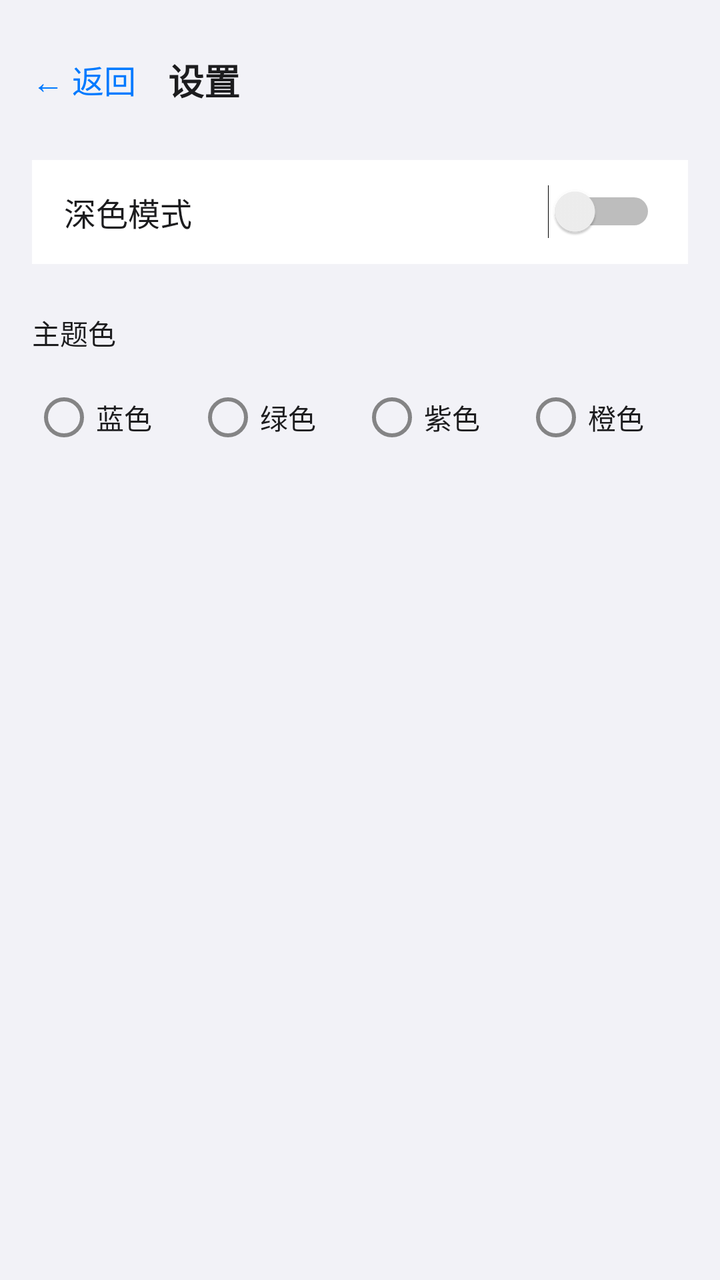
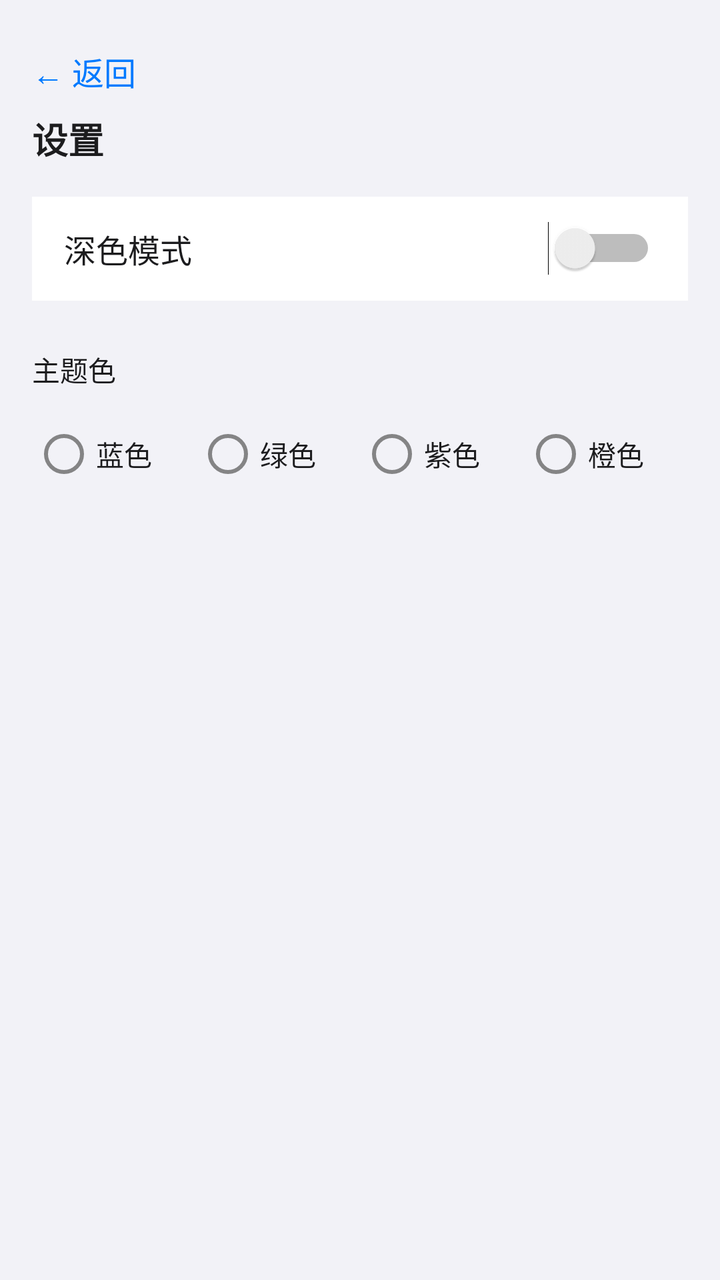

An Android layout rendered at two revisions. The XML below is the earlier revision; the diff shows what the commit changed to produce the second picture.
<!-- AndroidManifest.xml: application theme Theme.TodoApp -->
<!-- res/layout/activity_settings.xml -->
<?xml version="1.0" encoding="utf-8"?>
<LinearLayout xmlns:android="http://schemas.android.com/apk/res/android"
    android:layout_width="match_parent"
    android:layout_height="match_parent"
    android:background="?attr/colorBackground"
    android:orientation="vertical"
    android:padding="16dp">

    
    <LinearLayout
        android:layout_width="match_parent"
        android:layout_height="48dp"
        android:gravity="center_vertical"
        android:orientation="horizontal">

        <TextView
            android:id="@+id/backButton"
            android:layout_width="wrap_content"
            android:layout_height="match_parent"
            android:gravity="center_vertical"
            android:paddingEnd="16dp"
            android:text="← 返回"
            android:textColor="@color/colorPrimary"
            android:textSize="16sp" />

        <TextView
            android:layout_width="wrap_content"
            android:layout_height="wrap_content"
            android:text="设置"
            android:textColor="?attr/colorOnSurface"
            android:textSize="18sp"
            android:textStyle="bold" />
    </LinearLayout>

    
    <LinearLayout
        android:layout_width="match_parent"
        android:layout_height="52dp"
        android:gravity="center_vertical"
        android:orientation="horizontal"
        android:background="?attr/colorSurface"
        android:paddingHorizontal="16dp"
        android:layout_marginTop="16dp">

        <TextView
            android:layout_width="0dp"
            android:layout_height="wrap_content"
            android:layout_weight="1"
            android:text="深色模式"
            android:textColor="?attr/colorOnSurface"
            android:textSize="16sp" />

        <Switch
            android:id="@+id/darkModeSwitch"
            android:layout_width="wrap_content"
            android:layout_height="wrap_content" />
    </LinearLayout>

    
    <TextView
        android:layout_width="wrap_content"
        android:layout_height="wrap_content"
        android:layout_marginTop="24dp"
        android:text="主题色"
        android:textColor="?attr/colorOnSurface"
        android:textSize="14sp" />

    <RadioGroup
        android:id="@+id/themeGroup"
        android:layout_width="match_parent"
        android:layout_height="wrap_content"
        android:layout_marginTop="8dp"
        android:orientation="horizontal">

        <RadioButton
            android:id="@+id/radioBlue"
            android:layout_width="0dp"
            android:layout_height="wrap_content"
            android:layout_weight="1"
            android:text="蓝色"
            android:textColor="?attr/colorOnSurface" />

        <RadioButton
            android:id="@+id/radioGreen"
            android:layout_width="0dp"
            android:layout_height="wrap_content"
            android:layout_weight="1"
            android:text="绿色"
            android:textColor="?attr/colorOnSurface" />

        <RadioButton
            android:id="@+id/radioPurple"
            android:layout_width="0dp"
            android:layout_height="wrap_content"
            android:layout_weight="1"
            android:text="紫色"
            android:textColor="?attr/colorOnSurface" />

        <RadioButton
            android:id="@+id/radioOrange"
            android:layout_width="0dp"
            android:layout_height="wrap_content"
            android:layout_weight="1"
            android:text="橙色"
            android:textColor="?attr/colorOnSurface" />
    </RadioGroup>

</LinearLayout>
<!-- resources referenced by this layout -->
<resources>
  <color name="colorPrimary">#007AFF</color>
  <style name="Theme.TodoApp" parent="Theme.MaterialComponents.Light.NoActionBar">
          <item name="colorPrimary">@color/colorPrimary</item>
          <item name="colorPrimaryVariant">@color/colorPrimaryDark</item>
          <item name="colorOnPrimary">@android:color/white</item>
          <item name="colorSecondary">@color/colorAccent</item>
          <item name="colorBackground">#F2F2F7</item>
          <item name="colorSurface">@android:color/white</item>
          <item name="colorOnSurface">#1C1C1E</item>
          <item name="android:statusBarColor">@android:color/white</item>
          <item name="android:navigationBarColor">@android:color/white</item>
          <item name="android:windowLightStatusBar">true</item>
      </style>
  <color name="colorPrimaryDark">#0066D6</color>
  <color name="colorAccent">#FF9500</color>
</resources>

<!-- the commit's change to res/layout/activity_settings.xml (unified diff, before → after) -->
@@ -1,108 +1,51 @@
 <?xml version="1.0" encoding="utf-8"?>
 <LinearLayout xmlns:android="http://schemas.android.com/apk/res/android"
-    android:layout_width="match_parent"
-    android:layout_height="match_parent"
+    android:layout_width="match_parent" android:layout_height="match_parent"
     android:background="?attr/colorBackground"
-    android:orientation="vertical"
-    android:padding="16dp">
+    android:orientation="vertical" android:padding="16dp">
 
-    
+    <TextView android:id="@+id/backButton"
+        android:layout_width="wrap_content" android:layout_height="40dp"
+        android:gravity="center_vertical"
+        android:text="← 返回" android:textColor="@color/colorPrimary"
+        android:textSize="16sp" />
+
+    <TextView android:layout_width="wrap_content" android:layout_height="wrap_content"
+        android:text="设置" android:textColor="?attr/colorOnSurface"
+        android:textSize="18sp" android:textStyle="bold" />
+
     <LinearLayout
-        android:layout_width="match_parent"
-        android:layout_height="48dp"
-        android:gravity="center_vertical"
-        android:orientation="horizontal">
-
-        <TextView
-            android:id="@+id/backButton"
-            android:layout_width="wrap_content"
-            android:layout_height="match_parent"
-            android:gravity="center_vertical"
-            android:paddingEnd="16dp"
-            android:text="← 返回"
-            android:textColor="@color/colorPrimary"
-            android:textSize="16sp" />
-
-        <TextView
-            android:layout_width="wrap_content"
-            android:layout_height="wrap_content"
-            android:text="设置"
-            android:textColor="?attr/colorOnSurface"
-            android:textSize="18sp"
-            android:textStyle="bold" />
+        android:layout_width="match_parent" android:layout_height="52dp"
+        android:layout_marginTop="16dp"
+        android:gravity="center_vertical" android:orientation="horizontal"
+        android:background="?attr/colorSurface"
+        android:paddingHorizontal="16dp">
+        <TextView android:layout_width="0dp" android:layout_height="wrap_content"
+            android:layout_weight="1" android:text="深色模式"
+            android:textColor="?attr/colorOnSurface" android:textSize="16sp" />
+        <Switch android:id="@+id/darkModeSwitch"
+            android:layout_width="wrap_content" android:layout_height="wrap_content" />
     </LinearLayout>
 
-    
-    <LinearLayout
-        android:layout_width="match_parent"
-        android:layout_height="52dp"
-        android:gravity="center_vertical"
-        android:orientation="horizontal"
-        android:background="?attr/colorSurface"
-        android:paddingHorizontal="16dp"
-        android:layout_marginTop="16dp">
+    <TextView android:layout_width="wrap_content" android:layout_height="wrap_content"
+        android:layout_marginTop="24dp" android:text="主题色"
+        android:textColor="?attr/colorOnSurface" android:textSize="14sp" />
 
-        <TextView
-            android:layout_width="0dp"
-            android:layout_height="wrap_content"
-            android:layout_weight="1"
-            android:text="深色模式"
-            android:textColor="?attr/colorOnSurface"
-            android:textSize="16sp" />
-
-        <Switch
-            android:id="@+id/darkModeSwitch"
-            android:layout_width="wrap_content"
-            android:layout_height="wrap_content" />
-    </LinearLayout>
-
-    
-    <TextView
-        android:layout_width="wrap_content"
-        android:layout_height="wrap_content"
-        android:layout_marginTop="24dp"
-        android:text="主题色"
-        android:textColor="?attr/colorOnSurface"
-        android:textSize="14sp" />
-
-    <RadioGroup
-        android:id="@+id/themeGroup"
-        android:layout_width="match_parent"
-        android:layout_height="wrap_content"
-        android:layout_marginTop="8dp"
-        android:orientation="horizontal">
-
-        <RadioButton
-            android:id="@+id/radioBlue"
-            android:layout_width="0dp"
-            android:layout_height="wrap_content"
-            android:layout_weight="1"
-            android:text="蓝色"
-            android:textColor="?attr/colorOnSurface" />
-
-        <RadioButton
-            android:id="@+id/radioGreen"
-            android:layout_width="0dp"
-            android:layout_height="wrap_content"
-            android:layout_weight="1"
-            android:text="绿色"
-            android:textColor="?attr/colorOnSurface" />
-
-        <RadioButton
-            android:id="@+id/radioPurple"
-            android:layout_width="0dp"
-            android:layout_height="wrap_content"
-            android:layout_weight="1"
-            android:text="紫色"
-            android:textColor="?attr/colorOnSurface" />
-
-        <RadioButton
-            android:id="@+id/radioOrange"
-            android:layout_width="0dp"
-            android:layout_height="wrap_content"
-            android:layout_weight="1"
-            android:text="橙色"
-            android:textColor="?attr/colorOnSurface" />
+    <RadioGroup android:id="@+id/themeGroup"
+        android:layout_width="match_parent" android:layout_height="wrap_content"
+        android:layout_marginTop="8dp" android:orientation="horizontal">
+        <RadioButton android:id="@+id/radioBlue" android:layout_width="0dp"
+            android:layout_height="wrap_content" android:layout_weight="1"
+            android:text="蓝色" android:textColor="?attr/colorOnSurface" />
+        <RadioButton android:id="@+id/radioGreen" android:layout_width="0dp"
+            android:layout_height="wrap_content" android:layout_weight="1"
+            android:text="绿色" android:textColor="?attr/colorOnSurface" />
+        <RadioButton android:id="@+id/radioPurple" android:layout_width="0dp"
+            android:layout_height="wrap_content" android:layout_weight="1"
+            android:text="紫色" android:textColor="?attr/colorOnSurface" />
+        <RadioButton android:id="@+id/radioOrange" android:layout_width="0dp"
+            android:layout_height="wrap_content" android:layout_weight="1"
+            android:text="橙色" android:textColor="?attr/colorOnSurface" />
     </RadioGroup>
 
 </LinearLayout>
